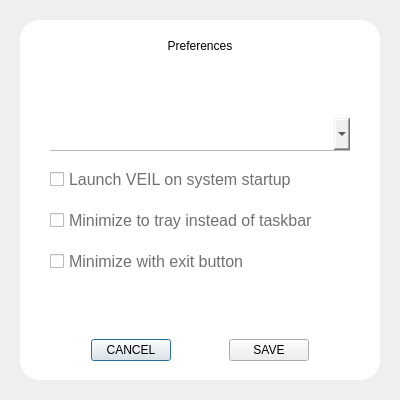
The window that src/qt/veil/forms/settingspreferences.ui (Veil-Project/veil) describes before a commit, drawn with Qt 5.
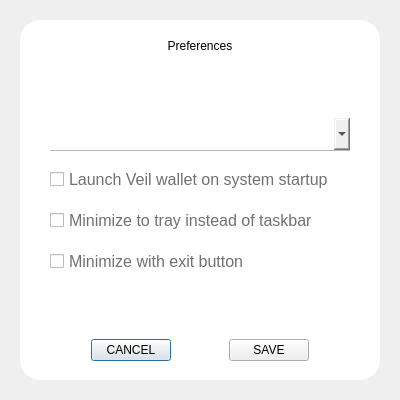
The same window after the commit.

```diff
--- a/src/qt/veil/forms/settingspreferences.ui
+++ b/src/qt/veil/forms/settingspreferences.ui
@@ -133,7 +133,7 @@
 font-size:16px;</string>
         </property>
         <property name="text">
-         <string>Launch VEIL on system startup</string>
+         <string>Launch Veil wallet on system startup</string>
         </property>
        </widget>
       </item>
```
